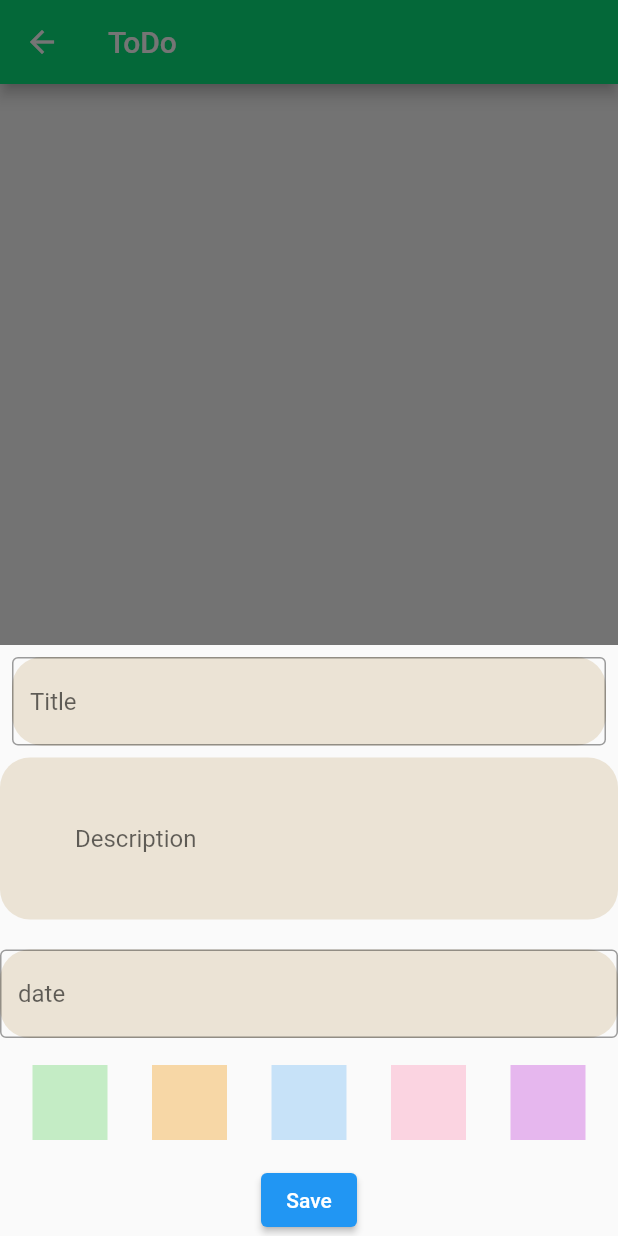
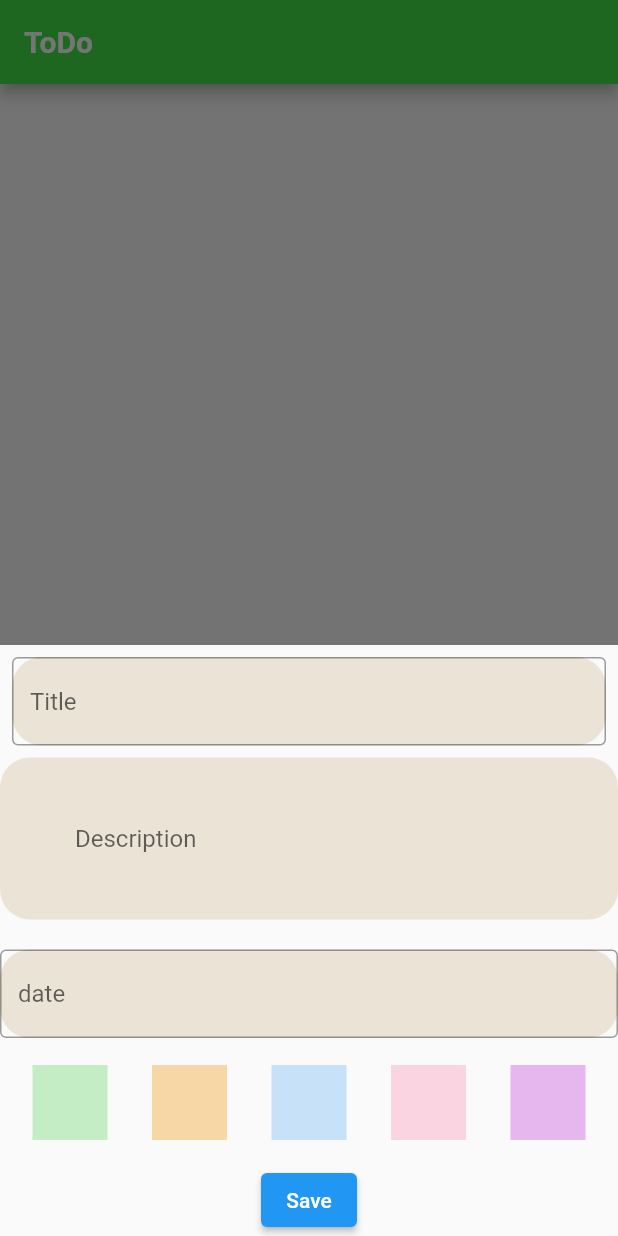
Before and after one commit to AthiraaAthi/Sample-TODO-app, a Flutter app: the screen it shows after launch, after a tap on the "add" icon, on a phone screen of 412 x 824 dp. Run offline on Flutter 3.47's test engine with Material 2 defaults, Android fonts, the light colour scheme and no system bars; our stand-ins replace hive_flutter, lottie; accounts and stored records are empty.

Commit message:
corrected splashScreen

```diff
--- a/lib/view/home_screen/home_screen.dart
+++ b/lib/view/home_screen/home_screen.dart
@@ -44,8 +44,11 @@ class _HomescreenState extends State<Homescreen> {
   Widget build(BuildContext context) {
     return Scaffold(
       appBar: AppBar(
-        title: Text("ToDo"),
-        backgroundColor: Color.fromARGB(255, 8, 227, 125),
+        title: Text(
+          "ToDo",
+          style: TextStyle(color: Colors.white, fontWeight: FontWeight.bold),
+        ),
+        backgroundColor: Color.fromARGB(255, 65, 224, 71),
       ),
       body: Padding(
         padding: const EdgeInsets.all(20),
@@ -169,13 +172,16 @@ class _HomescreenState extends State<Homescreen> {
         ),
       ),
       floatingActionButton: FloatingActionButton(
-        backgroundColor: Color.fromARGB(255, 8, 227, 125),
+        backgroundColor: Color.fromARGB(255, 65, 224, 71),
         onPressed: () {
           value = "submit";
           selectedIndex = null;
           bottomSheet(context);
         },
-        child: Icon(Icons.add),
+        child: Icon(
+          Icons.add,
+          color: Colors.white,
+        ),
       ),
     );
   }
--- a/lib/view/home_screen/homescreen_widget/homescreen_widget.dart
+++ b/lib/view/home_screen/homescreen_widget/homescreen_widget.dart
@@ -76,7 +76,7 @@ class _HomeScreenWidgetState extends State<HomeScreenWidget> {
                   style: TextStyle(
                     color: Colors.black,
                     fontSize: 20,
-                    fontWeight: FontWeight.bold,
+                    fontWeight: FontWeight.w100,
                   ),
                 ),
               ),
@@ -89,7 +89,6 @@ class _HomeScreenWidgetState extends State<HomeScreenWidget> {
                 child: Text(
                   widget.date ?? "",
                   style: TextStyle(
-                    fontWeight: FontWeight.bold,
                     fontSize: 15,
                     color: Colors.black,
                   ),
--- a/lib/view/splash_screen/splash_screen.dart
+++ b/lib/view/splash_screen/splash_screen.dart
@@ -16,7 +16,7 @@ class _SplashScreenState extends State<SplashScreen> {
   void initState() {
     // TODO: implement initState
     Timer(Duration(seconds: 3), () {
-      Navigator.push(
+      Navigator.pushReplacement(
           context,
           MaterialPageRoute(
             builder: (context) => Homescreen(),
```
